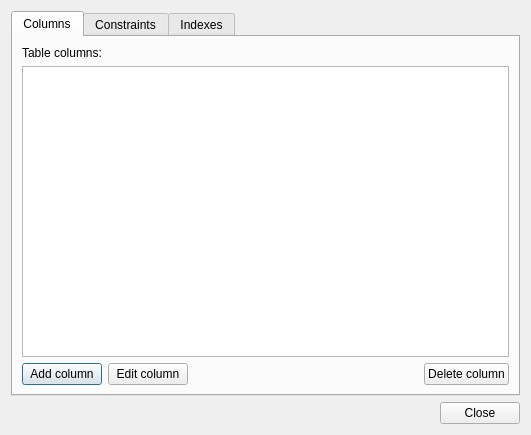
Above: ui/DlgTableProperties.ui from wonder-sk/postgis_manager before the change. Below: the same form after it.
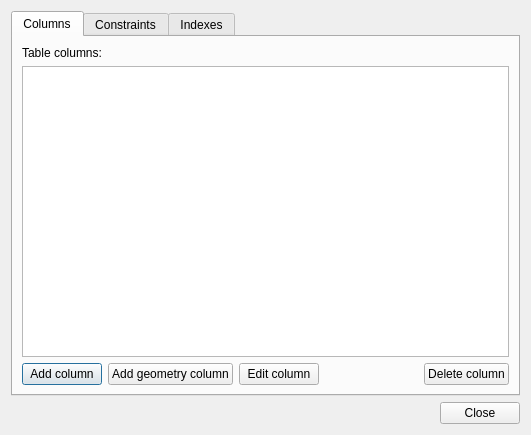
That is the form after the change.

Commit message: editation of table: - add geometry column - set modifier for field (e.g. max length for varchar)

Diff of the .ui file:
```diff
--- a/ui/DlgTableProperties.ui
+++ b/ui/DlgTableProperties.ui
@@ -46,6 +46,13 @@
            </property>
           </widget>
          </item>
+         <item>
+          <widget class="QPushButton" name="btnAddGeometryColumn" >
+           <property name="text" >
+            <string>Add geometry column</string>
+           </property>
+          </widget>
+         </item>
          <item>
           <widget class="QPushButton" name="btnEditColumn" >
            <property name="text" >
```
Left out of the diff: 1 changed line with no effect on the pictures. The commit also changes 5 other files.
